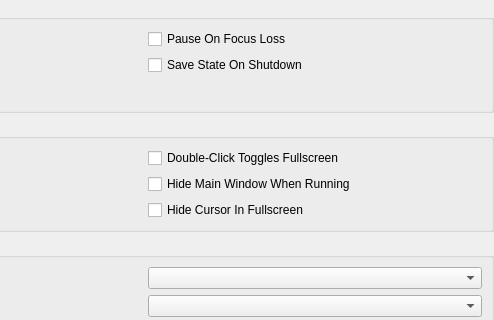
PCSX2/pcsx2, file pcsx2-qt/Settings/InterfaceSettingsWidget.ui: the form before one commit; both pictures show x 204 to 698 and y 0 to 320 of the 698 by 740 pixel window.
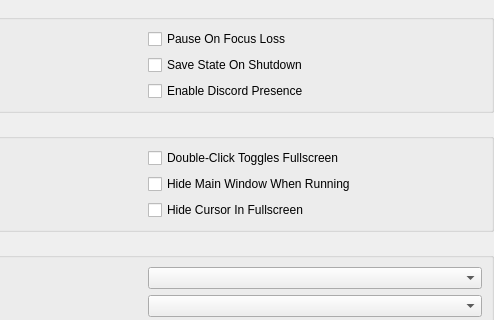
The form after the commit.

Commit message: Qt: Add Discord Rich Presence support

```diff
--- a/pcsx2-qt/Settings/InterfaceSettingsWidget.ui
+++ b/pcsx2-qt/Settings/InterfaceSettingsWidget.ui
@@ -67,6 +67,13 @@
         </property>
        </widget>
       </item>
+      <item row="3" column="1">
+       <widget class="QCheckBox" name="discordPresence">
+        <property name="text">
+         <string>Enable Discord Presence</string>
+        </property>
+       </widget>
+      </item>
      </layout>
     </widget>
    </item>
```
The commit also changes 14 other files.
